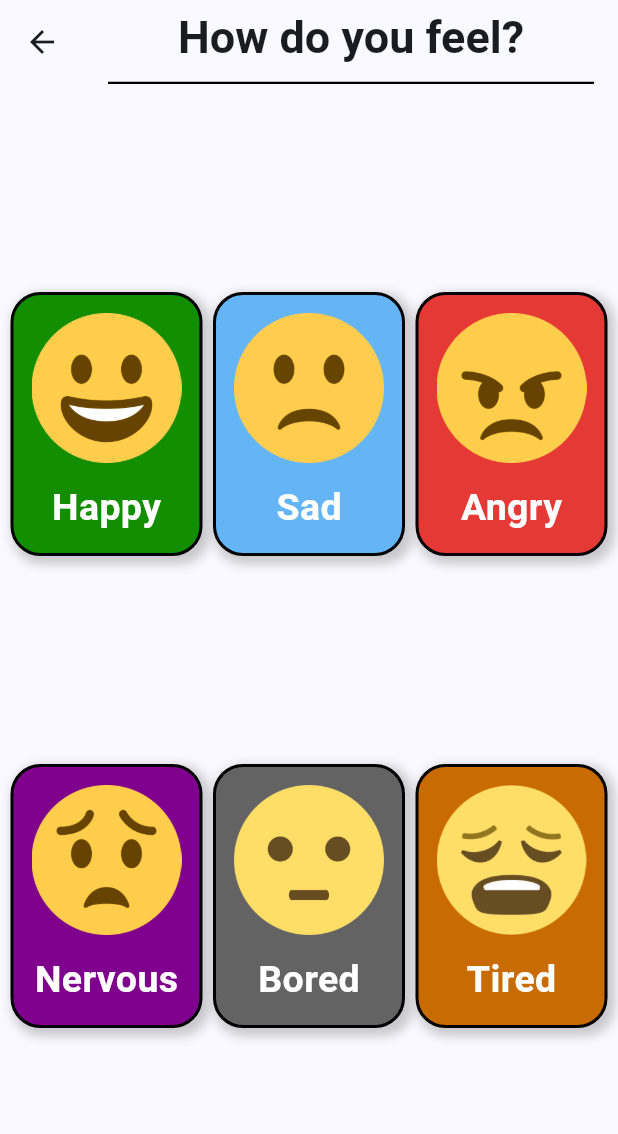
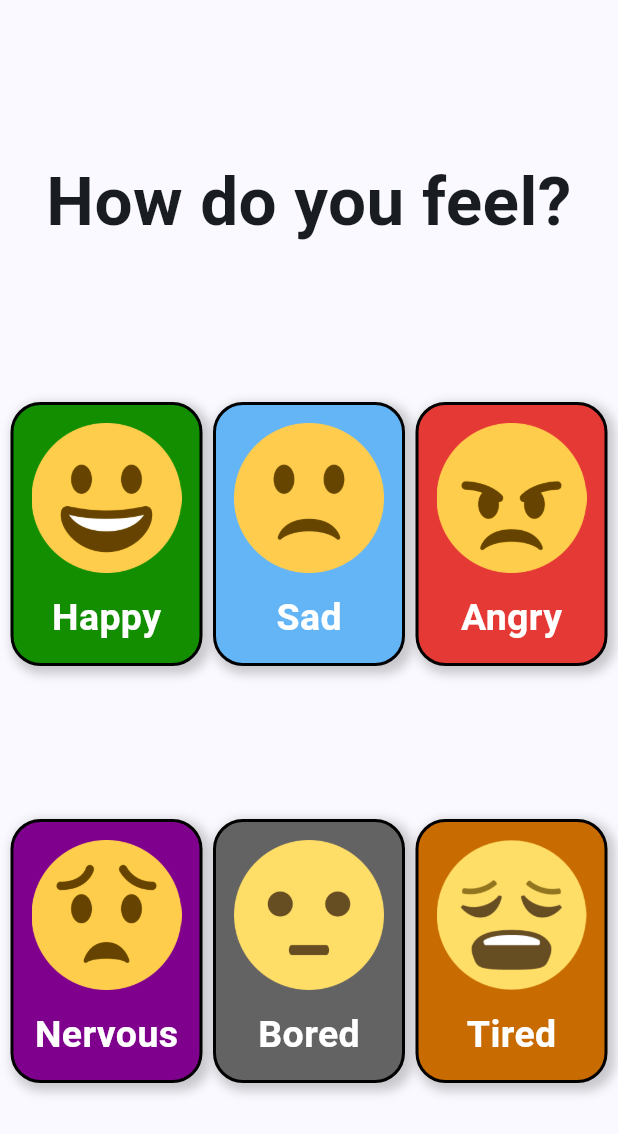
Before and after one commit to kavya-tayall/Voxigo, a Flutter app: the FeelingsPage screen opened by its route, on a phone screen of 412 x 824 dp. Shown: the top 1134 px of the screen. Run offline on Flutter 3.47's test engine with Material 3 defaults, Android fonts, the phone set to English and light mode, and no system bars; our stand-ins replace audioplayers, cached_network_image, cloud_firestore, dash_chat_2, file_picker, firebase_auth and 14 more; missing offline and left inert: animate_gradient, reorderable_grid, scribble; accounts and stored records are empty.

Commit message:
changed and added titles for feelings & music pages

```diff
--- a/lib/child_pages/feelings_page.dart
+++ b/lib/child_pages/feelings_page.dart
@@ -19,20 +19,25 @@ class FeelingsPage extends StatelessWidget {
   @override
   Widget build(BuildContext context) {
     return Scaffold(
-        appBar: AppBar(
-            title: Center(
-              child: Container(
-                alignment: Alignment.center,
-                width: double.infinity,
-                decoration: BoxDecoration(border: Border(bottom: BorderSide(color: Colors.black, width: 5, style: BorderStyle.solid))),
-                child: Padding(
-                    padding: EdgeInsets.only(bottom: 10, top: 10), child: Text("How do you feel?", style: TextStyle(fontSize: 30, fontWeight: FontWeight.bold), textAlign: TextAlign.center,)),
-              ),
-            )),
         body:
         Column(
             mainAxisAlignment: MainAxisAlignment.spaceEvenly,
             children: [
+              Padding(
+                padding: const EdgeInsets.symmetric(horizontal: 20),
+                child: Container(
+                  alignment: Alignment.center,
+                  width: double.infinity,
+                  child: Text(
+                    "How do you feel?",
+                    style: TextStyle(
+                      fontSize: 45,
+                      fontWeight: FontWeight.bold,
+                    ),
+                    textAlign: TextAlign.center,
+                  ),
+                ),
+              ),
           Row(
               mainAxisAlignment: MainAxisAlignment.spaceEvenly,
               children: [
--- a/lib/widgets/feelings_buttons.dart
+++ b/lib/widgets/feelings_buttons.dart
@@ -73,7 +73,7 @@ class FeelingsButton extends StatelessWidget {
               style: const TextStyle(
                 fontSize: 25,
                 fontWeight: FontWeight.bold,
-                color: Colors.white, // Text color
+                color: Colors.white,
               ),
             ),
           ],
```
Also changed, not shown: lib/child_pages/music_page.dart (+19 -0 lines).
